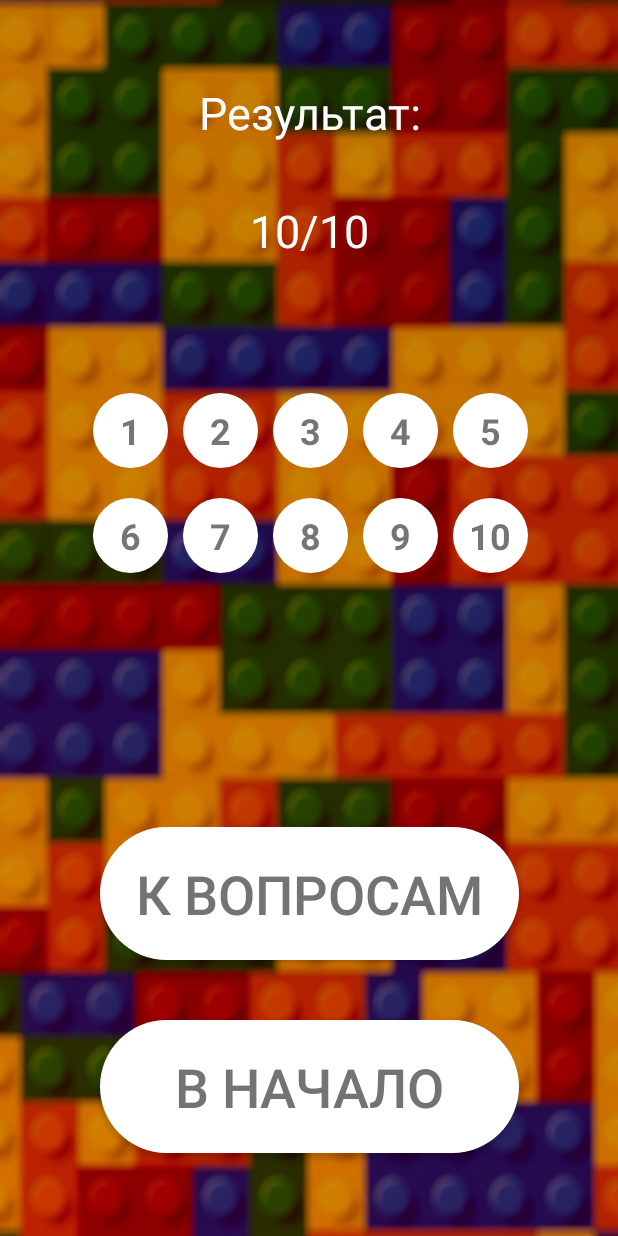
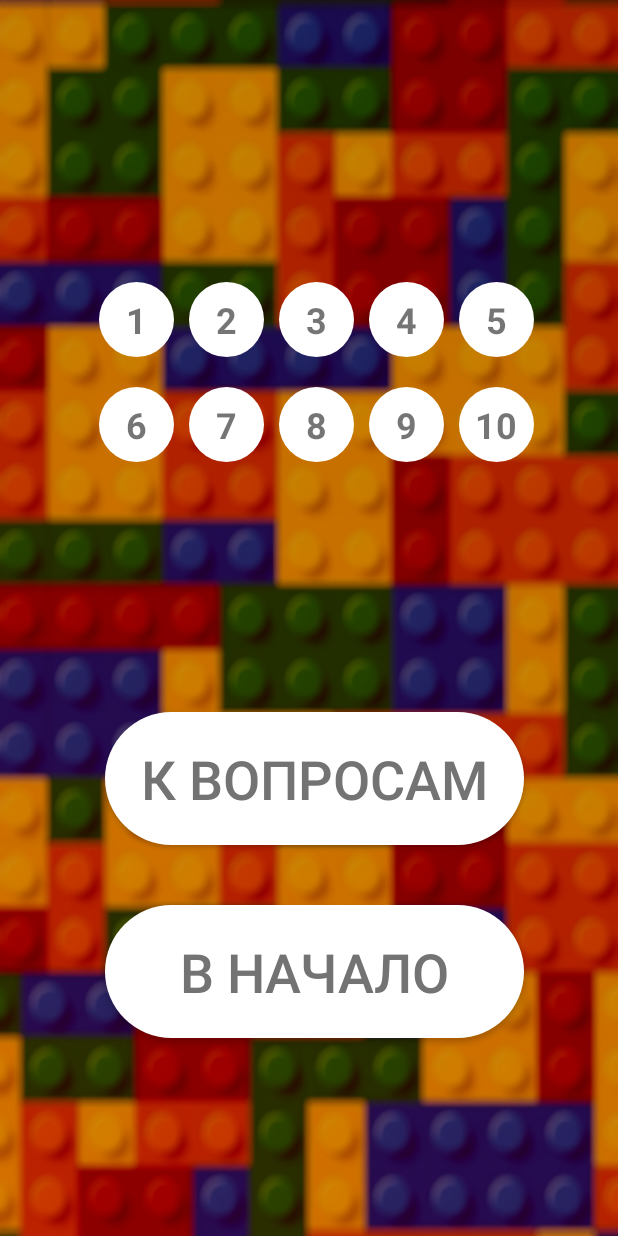
Before and after one commit to AndroidAssociationsCorp/LegoTestApp, an Android app: the layout proff_activity_3.xml on its own in the app's theme, with its tools: preview values and no code run, on a phone screen of 412 x 824 dp. Run offline under Robolectric (Android 15) with nearby library versions, the light colour scheme and no system bars.

Commit message:
Another one.

```diff
--- a/app/src/main/res/layout/proff_activity_3.xml
+++ b/app/src/main/res/layout/proff_activity_3.xml
@@ -11,10 +11,10 @@
         android:layout_height="wrap_content"
         app:layout_constraintBottom_toBottomOf="parent"
         app:layout_constraintEnd_toEndOf="parent"
-        app:layout_constraintHorizontal_bias="0.61"
+        app:layout_constraintHorizontal_bias="0.692"
         app:layout_constraintStart_toStartOf="parent"
         app:layout_constraintTop_toTopOf="parent"
-        app:layout_constraintVertical_bias="0.36">
+        app:layout_constraintVertical_bias="0.245">
 
         <LinearLayout
             android:id="@+id/container4"
@@ -169,9 +169,10 @@
         android:orientation="vertical"
         app:layout_constraintBottom_toBottomOf="parent"
         app:layout_constraintEnd_toEndOf="parent"
+        app:layout_constraintHorizontal_bias="0.543"
         app:layout_constraintStart_toStartOf="parent"
         app:layout_constraintTop_toTopOf="parent"
-        app:layout_constraintVertical_bias="0.98">
+        app:layout_constraintVertical_bias="0.832">
 
         <Button
             android:id="@+id/button_p_to_q"
@@ -207,6 +208,7 @@
         android:text="@string/p_result"
         android:textColor="@color/white"
         android:textSize="30sp"
+        android:visibility="gone"
         app:layout_constraintBottom_toBottomOf="parent"
         app:layout_constraintEnd_toEndOf="parent"
         app:layout_constraintHorizontal_bias="0.502"
@@ -221,6 +223,7 @@
         android:text="10"
         android:textColor="@color/white"
         android:textSize="30sp"
+        android:visibility="gone"
         app:layout_constraintBottom_toBottomOf="parent"
         app:layout_constraintEnd_toEndOf="parent"
         app:layout_constraintHorizontal_bias="0.0"
@@ -235,6 +238,7 @@
         android:text="/"
         android:textColor="@color/white"
         android:textSize="30sp"
+        android:visibility="gone"
         app:layout_constraintBottom_toBottomOf="parent"
         app:layout_constraintEnd_toEndOf="parent"
         app:layout_constraintStart_toStartOf="parent"
@@ -248,6 +252,7 @@
         android:text="10"
         android:textColor="@color/white"
         android:textSize="30sp"
+        android:visibility="gone"
         app:layout_constraintBottom_toBottomOf="parent"
         app:layout_constraintEnd_toStartOf="@+id/p_slash"
         app:layout_constraintHorizontal_bias="1.0"
```
